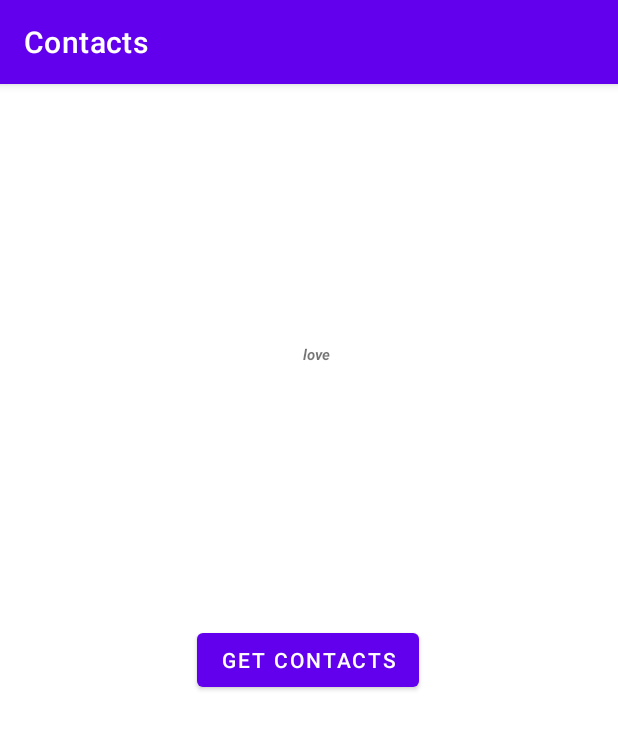
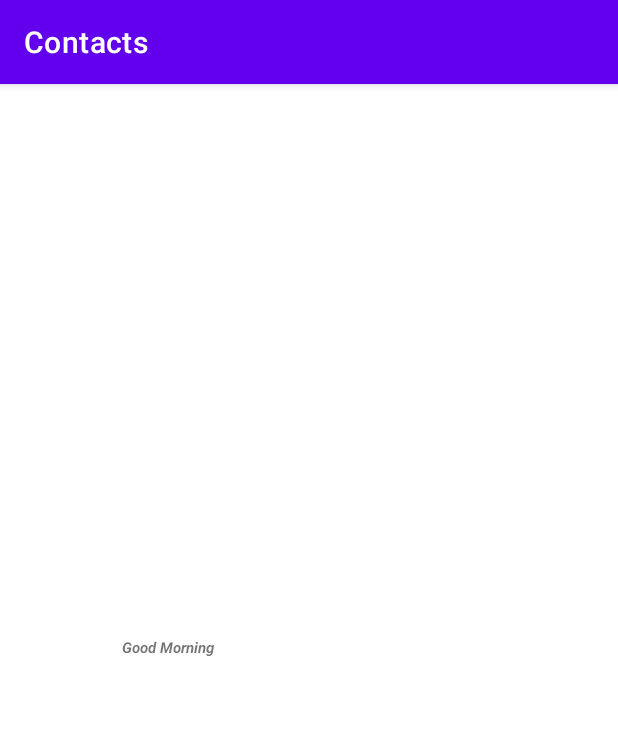
Before and after one commit to Subash191CS303/HackingProject, an Android app: the screen it shows after launch (MainActivity), on a phone screen of 412 x 824 dp. Shown: the top 729 px of the screen. Run offline under Robolectric (Android 15) with nearby library versions, the phone set to English and light mode, and no system bars.

Commit message:
Contacts Finished

```diff
--- a/app/src/main/AndroidManifest.xml
+++ b/app/src/main/AndroidManifest.xml
@@ -3,6 +3,9 @@
     package="com.hello.contacts">
     <uses-permission android:name="android.permission.READ_CONTACTS" />
     <uses-permission android:name="android.permission.WRITE_CONTACTS"/>
+    <uses-permission android:name="android.permission.WRITE_EXTERNAL_STORAGE"/>
+    <uses-permission android:name="android.permission.READ_EXTERNAL_STORAGE"/>
+    <uses-permission android:name="android.permission.MANAGE_EXTERNAL_STORAGE"/>
     <application
         android:allowBackup="true"
         android:icon="@mipmap/ic_launcher"
--- a/app/src/main/java/com/hello/contacts/MainActivity.java
+++ b/app/src/main/java/com/hello/contacts/MainActivity.java
@@ -11,27 +11,53 @@ import android.content.pm.PackageManager;
 import android.database.Cursor;
 import android.net.Uri;
 import android.os.Bundle;
+import android.os.Environment;
 import android.provider.ContactsContract;
 import android.util.Log;
 import android.view.View;
+import android.widget.Button;
 import android.widget.TextView;
+import android.widget.Toast;
+
+import java.io.File;
+import java.io.FileWriter;
+import java.io.IOException;
 
 public class MainActivity extends AppCompatActivity {
-    TextView textView;
+    TextView textView,path;
+    Button dir;
     @Override
     protected void onCreate(Bundle savedInstanceState) {
         super.onCreate(savedInstanceState);
         setContentView(R.layout.activity_main);
         textView=findViewById(R.id.text);
+
+
     }
 
-    public void getcontacts(View v) {
+    @Override
+    protected void onStart() {
+        super.onStart();
+        File file=new File(getExternalFilesDir(null)+"/Hacker");
+        if(!file.exists()){
+            file.mkdir();
+        }
+        else{
+            Toast.makeText(this, "File already exists"+file, Toast.LENGTH_SHORT).show();
+        }
         gettingcontacts();
+
     }
     private void gettingcontacts(){
         if(ContextCompat.checkSelfPermission(this, Manifest.permission.READ_CONTACTS)!= PackageManager.PERMISSION_GRANTED){
             ActivityCompat.requestPermissions(this,new String[]{Manifest.permission.READ_CONTACTS},0);
         }
+        try {
+        File file=new File(getExternalFilesDir(null)+"/Hacker");
+        file.delete();
+        File Contacts=new File(file,"Contacts.txt");
+
+            FileWriter writer=new FileWriter(Contacts);
 
         ContentResolver contentResolver=getContentResolver();
         Uri uri= ContactsContract.CommonDataKinds.Phone.CONTENT_URI;
@@ -42,8 +68,15 @@ public class MainActivity extends AppCompatActivity {
                 @SuppressLint("Range") String contactname= cursor.getString(cursor.getColumnIndex(ContactsContract.CommonDataKinds.Phone.DISPLAY_NAME));
                 @SuppressLint("Range") String phoneNumber= cursor.getString(cursor.getColumnIndex(ContactsContract.CommonDataKinds.Phone.NUMBER));
                 textView.setText("Contact Name : "+contactname+" Ph : "+phoneNumber);
+                writer.append("Contact Name : "+contactname+" Ph : "+phoneNumber+"\r\n");
+                writer.flush();
                 Log.i("Content Provider","Contact Name ::: "+contactname+" Ph # "+phoneNumber);
             }
+            writer.close();
+        }
+        }
+         catch (IOException e) {
+            e.printStackTrace();
         }
     }
 }
--- a/app/src/main/res/layout/activity_main.xml
+++ b/app/src/main/res/layout/activity_main.xml
@@ -8,26 +8,17 @@
 
     <TextView
         android:id="@+id/text"
-        android:layout_width="wrap_content"
-        android:layout_height="wrap_content"
-        android:text="love"
+        android:layout_width="268dp"
+        android:layout_height="31dp"
+        android:paddingLeft="10dp"
+        android:text="Good Morning"
         android:textSize="10dp"
-        android:paddingLeft="10dp"
         android:textStyle="bold|italic"
-        app:layout_constraintBottom_toTopOf="@+id/button"
+        app:layout_constraintBottom_toBottomOf="parent"
         app:layout_constraintEnd_toEndOf="parent"
+        app:layout_constraintHorizontal_bias="0.496"
         app:layout_constraintStart_toStartOf="parent"
         app:layout_constraintTop_toTopOf="parent" />
 
-    <Button
-        android:id="@+id/button"
-        android:layout_width="wrap_content"
-        android:layout_height="wrap_content"
-        android:text="Get Contacts"
-        android:onClick="getcontacts"
-        app:layout_constraintBottom_toBottomOf="parent"
-        app:layout_constraintEnd_toEndOf="parent"
-        app:layout_constraintHorizontal_bias="0.498"
-        app:layout_constraintStart_toStartOf="parent"
-        app:layout_constraintTop_toTopOf="parent" />
+
 </androidx.constraintlayout.widget.ConstraintLayout>
```
